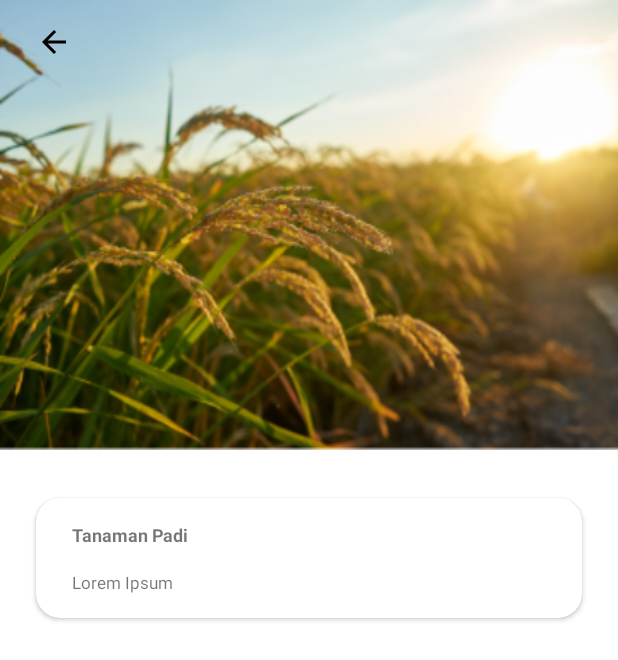
After one commit to DrLier/Rice-hero, an Android app: the DetailPlantFragment screen opened through its navigation route, on a phone screen of 412 x 824 dp. The commit adds this screen. Shown: the top 660 px of the screen. Run offline under Robolectric (Android 15) with nearby library versions, the phone set to English and light mode, and no system bars; our stand-ins replace navigation-ui.

Commit message:
Add Detail Plant and Camera Feature

```diff
--- /dev/null
+++ b/MD/app/src/main/java/com/example/capstone/detailplant/DetailPlantFragment.kt
@@ -0,0 +1,42 @@
+package com.example.capstone.detailplant
+
+import android.os.Bundle
+import androidx.fragment.app.Fragment
+import android.view.LayoutInflater
+import android.view.View
+import android.view.ViewGroup
+import androidx.appcompat.app.AppCompatActivity
+import androidx.navigation.Navigation
+import com.example.capstone.R
+import com.example.capstone.databinding.FragmentDetailPlantBinding
+
+
+class DetailPlantFragment : Fragment() {
+
+    private var _binding: FragmentDetailPlantBinding? = null
+
+    // This property is only valid between onCreateView and
+    // onDestroyView.
+    private val binding get() = _binding!!
+
+    override fun onCreate(savedInstanceState: Bundle?) {
+        super.onCreate(savedInstanceState)
+        (activity as AppCompatActivity).supportActionBar?.hide()
+    }
+
+    override fun onCreateView(
+        inflater: LayoutInflater, container: ViewGroup?,
+        savedInstanceState: Bundle?
+    ): View {
+        _binding = FragmentDetailPlantBinding.inflate(inflater, container, false)
+        return binding.root
+    }
+
+    override fun onViewCreated(view: View, savedInstanceState: Bundle?) {
+        super.onViewCreated(view, savedInstanceState)
+
+        binding.backButton.setOnClickListener (
+            Navigation.createNavigateOnClickListener(R.id.action_detailPlantFragment_to_navigation_home)
+        )
+    }
+}
--- a/MD/app/src/main/java/com/example/capstone/mainpage/MainPage.kt
+++ b/MD/app/src/main/java/com/example/capstone/mainpage/MainPage.kt
@@ -3,6 +3,7 @@ package com.example.capstone.mainpage
 import android.content.Context
 import android.content.Intent
 import android.os.Bundle
+import android.view.View
 import android.widget.Toast
 import com.google.android.material.bottomnavigation.BottomNavigationView
 import androidx.appcompat.app.AppCompatActivity
@@ -57,5 +58,13 @@ class MainPage : AppCompatActivity() {
                 startActivity(intent)
             }
         })
+
+        navController.addOnDestinationChangedListener{ _, destination, _ ->
+            if (destination.id == R.id.detailPlantFragment) {
+                binding.navView.visibility = View.GONE
+            } else {
+                binding.navView.visibility = View.VISIBLE
+            }
+        }
     }
 }
--- /dev/null
+++ b/MD/app/src/main/res/drawable/ic_arrow_back.xml
@@ -0,0 +1,5 @@
+<vector android:autoMirrored="true" android:height="24dp"
+    android:tint="#000000" android:viewportHeight="24"
+    android:viewportWidth="24" android:width="24dp" xmlns:android="http://schemas.android.com/apk/res/android">
+    <path android:fillColor="@android:color/white" android:pathData="M20,11H7.83l5.59,-5.59L12,4l-8,8 8,8 1.41,-1.41L7.83,13H20v-2z"/>
+</vector>
--- /dev/null
+++ b/MD/app/src/main/res/drawable/ic_circle_white.xml
@@ -0,0 +1,6 @@
+<?xml version="1.0" encoding="utf-8"?>
+<vector android:height="24dp" android:tint="#FFFFFF"
+    android:viewportHeight="24" android:viewportWidth="24"
+    android:width="24dp" xmlns:android="http://schemas.android.com/apk/res/android">
+    <path android:fillColor="@android:color/white" android:pathData="M12,2C6.47,2 2,6.47 2,12s4.47,10 10,10 10,-4.47 10,-10S17.53,2 12,2z"/>
+</vector>
--- /dev/null
+++ b/MD/app/src/main/res/layout/fragment_detail_plant.xml
@@ -0,0 +1,71 @@
+<?xml version="1.0" encoding="utf-8"?>
+<androidx.constraintlayout.widget.ConstraintLayout xmlns:android="http://schemas.android.com/apk/res/android"
+    xmlns:app="http://schemas.android.com/apk/res-auto"
+    xmlns:tools="http://schemas.android.com/tools"
+    android:layout_width="match_parent"
+    android:layout_height="match_parent"
+    tools:context=".detailplant.DetailPlantFragment">
+
+    <ImageView
+        android:id="@+id/imageRicePlants"
+        android:layout_width="0dp"
+        android:layout_height="300dp"
+        android:scaleType="fitXY"
+        android:src="@drawable/ic_image_rice_full"
+        app:layout_constraintEnd_toEndOf="parent"
+        app:layout_constraintStart_toStartOf="parent"
+        app:layout_constraintTop_toTopOf="parent" />
+
+    <ImageButton
+        android:id="@+id/backButton"
+        android:layout_width="wrap_content"
+        android:layout_height="wrap_content"
+        android:src="@drawable/ic_arrow_back"
+        android:background="@null"
+        android:layout_marginStart="24dp"
+        android:layout_marginTop="16dp"
+        app:layout_constraintStart_toStartOf="parent"
+        app:layout_constraintTop_toTopOf="parent"/>
+
+    <androidx.cardview.widget.CardView
+        android:layout_width="0dp"
+        android:layout_height="wrap_content"
+        android:layout_marginTop="32dp"
+        android:layout_marginStart="24dp"
+        android:layout_marginEnd="24dp"
+        app:cardCornerRadius="16dp"
+        app:layout_constraintTop_toBottomOf="@id/imageRicePlants"
+        app:layout_constraintStart_toStartOf="parent"
+        app:layout_constraintEnd_toEndOf="parent">
+
+        <RelativeLayout
+            android:layout_width="match_parent"
+            android:layout_height="wrap_content">
+
+            <TextView
+                android:id="@+id/textRicePlants"
+                android:layout_width="wrap_content"
+                android:layout_height="wrap_content"
+                android:text="@string/rice_plant"
+                android:layout_marginStart="24dp"
+                android:layout_marginTop="16dp"
+                android:textSize="12sp"
+                android:textStyle="bold"/>
+
+            <TextView
+                android:layout_width="match_parent"
+                android:layout_height="wrap_content"
+                android:layout_below="@id/textRicePlants"
+                android:layout_marginTop="16dp"
+                android:layout_marginStart="24dp"
+                android:layout_marginEnd="24dp"
+                android:layout_marginBottom="16dp"
+                android:text="Lorem Ipsum"
+                android:textSize="11sp"
+                android:textStyle="normal"/>
+
+        </RelativeLayout>
+
+    </androidx.cardview.widget.CardView>
+
+</androidx.constraintlayout.widget.ConstraintLayout>
--- a/MD/app/src/main/res/layout/fragment_home.xml
+++ b/MD/app/src/main/res/layout/fragment_home.xml
@@ -265,7 +265,7 @@
                     android:layout_marginBottom="16dp"
                     android:background="@drawable/button"
                     android:text="@string/btn_take_picture"
-                    android:textAlignment="center"/>
+                    android:textAlignment="center" />
             </RelativeLayout>
 
         </androidx.cardview.widget.CardView>
--- a/MD/app/src/main/res/navigation/mobile_navigation.xml
+++ b/MD/app/src/main/res/navigation/mobile_navigation.xml
@@ -9,7 +9,14 @@
         android:id="@+id/navigation_home"
         android:name="com.example.capstone.mainpage.ui.home.HomeFragment"
         android:label="@string/title_home"
-        tools:layout="@layout/fragment_home" />
+        tools:layout="@layout/fragment_home" >
+        <action
+            android:id="@+id/action_navigation_home_to_detailPlantFragment"
+            app:destination="@id/detailPlantFragment" />
+        <action
+            android:id="@+id/action_navigation_home_to_cameraActivity"
+            app:destination="@id/cameraActivity" />
+    </fragment>
 
     <fragment
         android:id="@+id/navigation_schedule"
@@ -22,4 +29,21 @@
         android:name="com.example.capstone.mainpage.ui.feedback.FeedbackFragment"
         android:label="@string/title_feedback"
         tools:layout="@layout/fragment_feedback" />
+    <fragment
+        android:id="@+id/detailPlantFragment"
+        android:name="com.example.capstone.detailplant.DetailPlantFragment"
+        android:label="@string/plant_detail"
+        tools:layout="@layout/fragment_detail_plant" >
+        <action
+            android:id="@+id/action_detailPlantFragment_to_navigation_home"
+            app:destination="@id/navigation_home"
+            app:launchSingleTop="true"
+            app:popUpTo="@id/navigation_home"
+            app:popUpToInclusive="true" />
+    </fragment>
+    <activity
+        android:id="@+id/cameraActivity"
+        android:name="com.example.capstone.camera.CameraActivity"
+        android:label="activity_camera"
+        tools:layout="@layout/activity_camera" />
 </navigation>
--- a/MD/app/src/main/res/values/strings.xml
+++ b/MD/app/src/main/res/values/strings.xml
@@ -33,4 +33,8 @@
     <string name="submit_feedback">Submit Feedback</string>
     <string name="send_success">Berhasil Dikirim</string>
     <string name="send_error">Gagal terkirim</string>
+    <string name="plant_detail">Detail Tanaman</string>
+    <string name="rice_plant">Tanaman Padi</string>
+    <!-- TODO: Remove or change this placeholder text -->
+    <string name="hello_blank_fragment">Hello blank fragment</string>
 </resources>
```
Also changed, not shown: MD/app/build.gradle (+8 -0 lines), MD/app/src/main/AndroidManifest.xml (+8 -4 lines), MD/app/src/main/java/com/example/capstone/camera/CameraActivity.kt (added, +77 -0 lines), MD/app/src/main/java/com/example/capstone/mainpage/ui/home/HomeFragment.kt (+55 -0 lines), MD/app/src/main/res/drawable/ic_switch_camera.xml (added, +8 -0 lines), MD/app/src/main/res/layout/activity_camera.xml (added, +34 -0 lines), MD/app/src/main/res/drawable/ic_image_rice_full.png (added).
